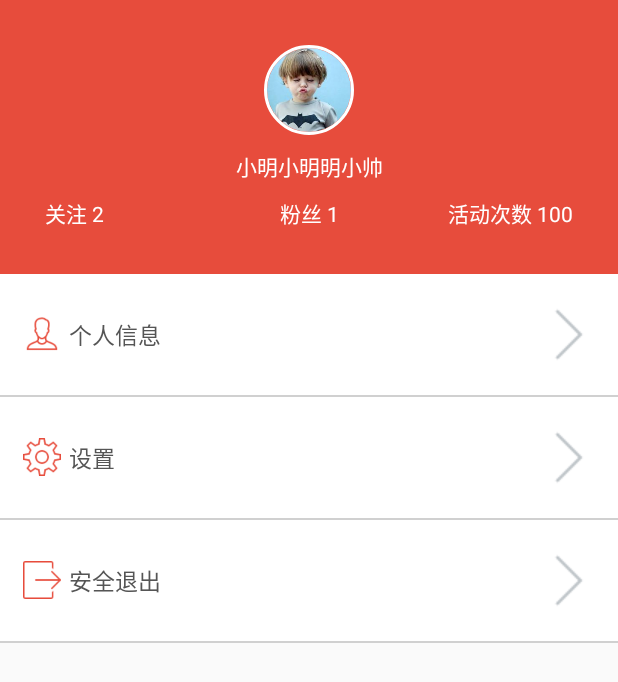
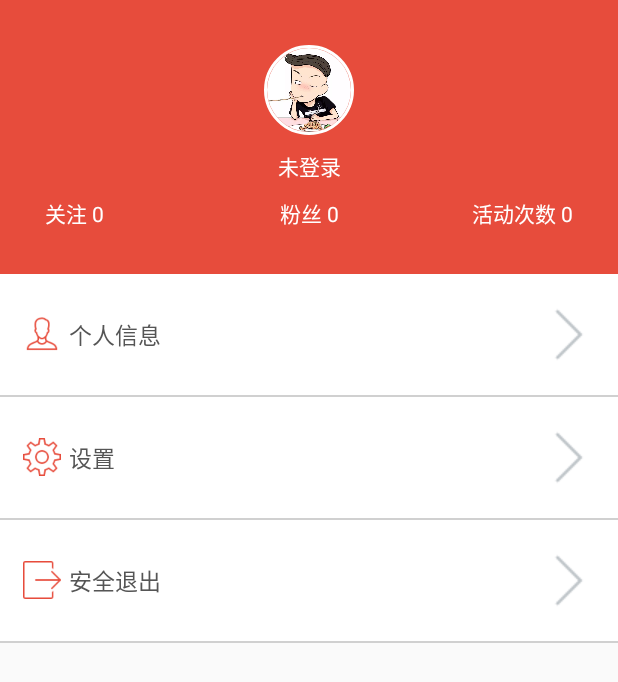
Before and after one commit to Meshine001/LetsStudy, an Android app: the layout fragment_tab_four.xml on its own in the app's theme, with its tools: preview values and no code run, on a phone screen of 412 x 824 dp. Shown: the top 682 px of the screen. Run offline under Robolectric (Android 15) with nearby library versions, the phone set to English and light mode, and no system bars.

```diff
--- a/app/src/main/res/layout/fragment_tab_four.xml
+++ b/app/src/main/res/layout/fragment_tab_four.xml
@@ -4,7 +4,10 @@
     android:layout_width="match_parent"
     android:layout_height="match_parent"
     android:orientation="vertical">
+
     <ScrollView
+        android:id="@+id/id_me_layout"
+        android:visibility="visible"
         android:layout_width="match_parent"
         android:layout_height="match_parent">
     <LinearLayout
@@ -22,7 +25,7 @@
                 android:layout_width="60dp"
                 android:layout_height="60dp"
                 android:layout_centerHorizontal="true"
-                android:src="@drawable/ic_test_avater"
+                android:src="@drawable/test_u4"
                 app:civ_border_color="#ffffff"
                 app:civ_border_width="2dp" />
             <TextView
@@ -32,7 +35,7 @@
                 android:layout_below="@id/id_me_avatar"
                 android:layout_width="match_parent"
                 android:layout_height="wrap_content"
-                android:text="小明小明明小帅"
+                android:text="未登录"
                 android:textColor="@color/white"/>
             <LinearLayout
                 android:layout_below="@id/id_me_nickname"
@@ -43,21 +46,21 @@
                     android:layout_width="match_parent"
                     android:layout_height="wrap_content"
                     android:layout_weight="1"
-                    android:text="关注 2"
+                    android:text="关注 0"
                     android:textColor="@color/white"/>
                 <TextView
                     android:gravity="center"
                     android:layout_width="match_parent"
                     android:layout_height="wrap_content"
                     android:layout_weight="1"
-                    android:text="粉丝 1"
+                    android:text="粉丝 0"
                     android:textColor="@color/white"/>
                 <TextView
                     android:gravity="end"
                     android:layout_width="match_parent"
                     android:layout_height="wrap_content"
                     android:layout_weight="1"
-                    android:text="活动次数 100"
+                    android:text="活动次数 0"
                     android:textColor="@color/white"/>
 
             </LinearLayout>
```
Also changed, not shown: app/src/main/java/com/meshine/letsstudyclient/fragment/TabFourFragment.java (+13 -0 lines), app/src/main/java/com/meshine/letsstudyclient/fragment/TabTwoFragment.java (+10 -0 lines), 59 other files.
